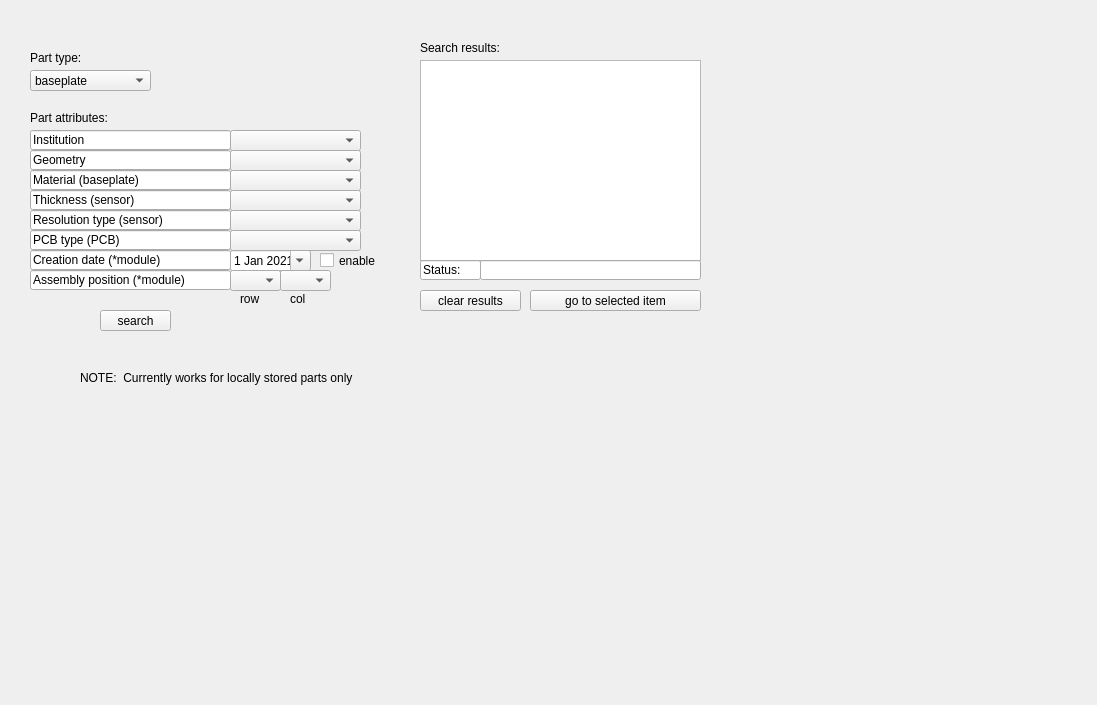
This is pages_ui/search.ui in IncandelaLab/SharedUI as Qt 5 draws it before an edit. The edited form follows.
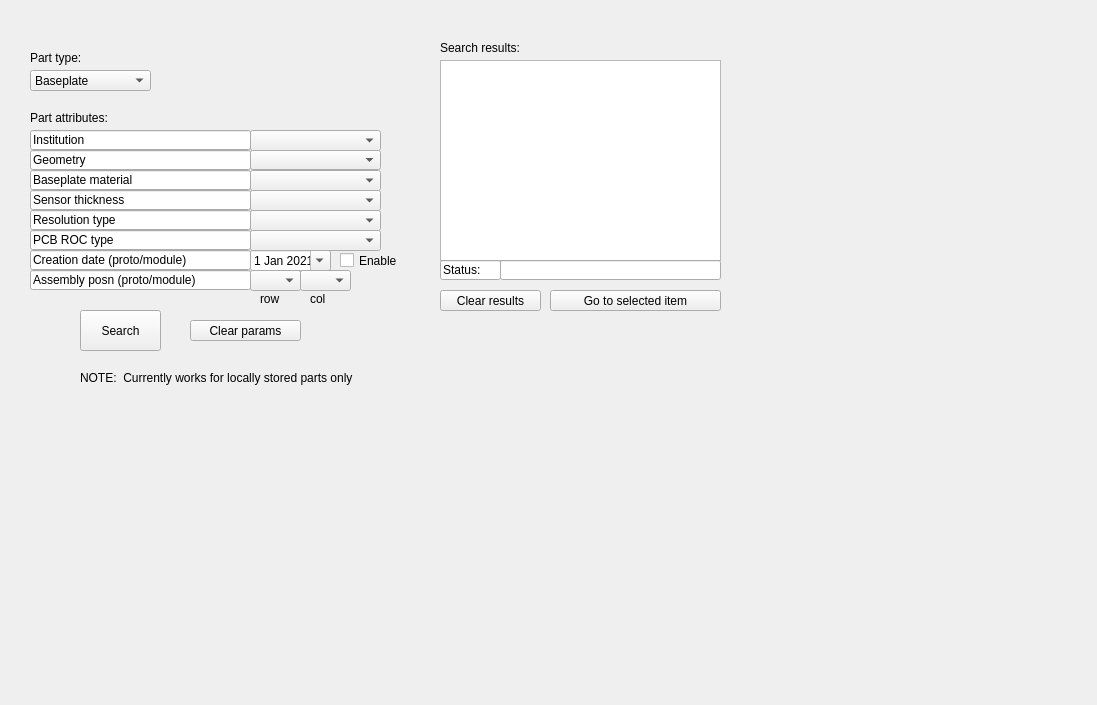
This is the edited form.

```diff
--- a/pages_ui/search.ui
+++ b/pages_ui/search.ui
@@ -16,7 +16,7 @@
   <widget class="QListWidget" name="lwPartList">
    <property name="geometry">
     <rect>
-     <x>420</x>
+     <x>440</x>
      <y>60</y>
      <width>281</width>
      <height>201</height>
@@ -26,20 +26,20 @@
   <widget class="QPushButton" name="pbGoToPart">
    <property name="geometry">
     <rect>
-     <x>530</x>
+     <x>550</x>
      <y>290</y>
      <width>171</width>
      <height>21</height>
     </rect>
    </property>
    <property name="text">
-    <string>go to selected item</string>
+    <string>Go to selected item</string>
    </property>
   </widget>
   <widget class="QLabel" name="label">
    <property name="geometry">
     <rect>
-     <x>420</x>
+     <x>440</x>
      <y>40</y>
      <width>191</width>
      <height>16</height>
@@ -52,20 +52,20 @@
   <widget class="QPushButton" name="pbSearch">
    <property name="geometry">
     <rect>
-     <x>100</x>
+     <x>80</x>
      <y>310</y>
-     <width>71</width>
-     <height>21</height>
+     <width>81</width>
+     <height>41</height>
     </rect>
    </property>
    <property name="text">
-    <string>search</string>
+    <string>Search</string>
    </property>
   </widget>
   <widget class="QLineEdit" name="leStatus">
    <property name="geometry">
     <rect>
-     <x>480</x>
+     <x>500</x>
      <y>260</y>
      <width>221</width>
      <height>20</height>
@@ -81,7 +81,7 @@
   <widget class="QLineEdit" name="lineEdit_26">
    <property name="geometry">
     <rect>
-     <x>420</x>
+     <x>440</x>
      <y>260</y>
      <width>61</width>
      <height>20</height>
@@ -97,14 +97,14 @@
   <widget class="QPushButton" name="pbClearResults">
    <property name="geometry">
     <rect>
-     <x>420</x>
+     <x>440</x>
      <y>290</y>
      <width>101</width>
      <height>21</height>
     </rect>
    </property>
    <property name="text">
-    <string>clear results</string>
+    <string>Clear results</string>
    </property>
   </widget>
   <widget class="QLabel" name="label_6">
@@ -136,7 +136,7 @@
   <widget class="QComboBox" name="cbInstitution">
    <property name="geometry">
     <rect>
-     <x>230</x>
+     <x>250</x>
      <y>130</y>
      <width>131</width>
      <height>21</height>
@@ -186,7 +186,7 @@
     <rect>
      <x>30</x>
      <y>130</y>
-     <width>201</width>
+     <width>221</width>
      <height>20</height>
     </rect>
    </property>
@@ -197,65 +197,12 @@
     <bool>true</bool>
    </property>
   </widget>
-  <widget class="QComboBox" name="cbShape">
-   <property name="geometry">
-    <rect>
-     <x>230</x>
-     <y>150</y>
-     <width>131</width>
-     <height>21</height>
-    </rect>
-   </property>
-   <property name="currentIndex">
-    <number>0</number>
-   </property>
-   <item>
-    <property name="text">
-     <string/>
-    </property>
-   </item>
-   <item>
-    <property name="text">
-     <string>full</string>
-    </property>
-   </item>
-   <item>
-    <property name="text">
-     <string>half</string>
-    </property>
-   </item>
-   <item>
-    <property name="text">
-     <string>five</string>
-    </property>
-   </item>
-   <item>
-    <property name="text">
-     <string>three</string>
-    </property>
-   </item>
-   <item>
-    <property name="text">
-     <string>semi</string>
-    </property>
-   </item>
-   <item>
-    <property name="text">
-     <string>semi(-)</string>
-    </property>
-   </item>
-   <item>
-    <property name="text">
-     <string>choptwo</string>
-    </property>
-   </item>
-  </widget>
   <widget class="QLineEdit" name="lineEdit_14">
    <property name="geometry">
     <rect>
      <x>30</x>
      <y>150</y>
-     <width>201</width>
+     <width>221</width>
      <height>20</height>
     </rect>
    </property>
@@ -293,7 +240,7 @@
    </property>
    <item>
     <property name="text">
-     <string>baseplate</string>
+     <string>Baseplate</string>
     </property>
    </item>
    <item>
@@ -320,7 +267,7 @@
   <widget class="QComboBox" name="cbMaterial">
    <property name="geometry">
     <rect>
-     <x>230</x>
+     <x>250</x>
      <y>170</y>
      <width>131</width>
      <height>21</height>
@@ -350,12 +297,12 @@
     <rect>
      <x>30</x>
      <y>170</y>
-     <width>201</width>
+     <width>221</width>
      <height>20</height>
     </rect>
    </property>
    <property name="text">
-    <string>Material (baseplate)</string>
+    <string>Baseplate material</string>
    </property>
    <property name="readOnly">
     <bool>true</bool>
@@ -364,7 +311,7 @@
   <widget class="QComboBox" name="cbChannelDensity">
    <property name="geometry">
     <rect>
-     <x>230</x>
+     <x>250</x>
      <y>210</y>
      <width>131</width>
      <height>21</height>
@@ -392,7 +339,7 @@
   <widget class="QComboBox" name="cbThickness">
    <property name="geometry">
     <rect>
-     <x>230</x>
+     <x>250</x>
      <y>190</y>
      <width>131</width>
      <height>21</height>
@@ -427,12 +374,12 @@
     <rect>
      <x>30</x>
      <y>190</y>
-     <width>201</width>
+     <width>221</width>
      <height>20</height>
     </rect>
    </property>
    <property name="text">
-    <string>Thickness (sensor)</string>
+    <string>Sensor thickness</string>
    </property>
    <property name="readOnly">
     <bool>true</bool>
@@ -443,12 +390,12 @@
     <rect>
      <x>30</x>
      <y>210</y>
-     <width>201</width>
+     <width>221</width>
      <height>20</height>
     </rect>
    </property>
    <property name="text">
-    <string>Resolution type (sensor)</string>
+    <string>Resolution type</string>
    </property>
    <property name="readOnly">
     <bool>true</bool>
@@ -460,7 +407,7 @@
    </property>
    <property name="geometry">
     <rect>
-     <x>230</x>
+     <x>250</x>
      <y>250</y>
      <width>81</width>
      <height>21</height>
@@ -482,12 +429,12 @@
     <rect>
      <x>30</x>
      <y>250</y>
-     <width>201</width>
+     <width>221</width>
      <height>20</height>
     </rect>
    </property>
    <property name="text">
-    <string>Creation date (*module)</string>
+    <string>Creation date (proto/module)</string>
    </property>
    <property name="readOnly">
     <bool>true</bool>
@@ -496,7 +443,7 @@
   <widget class="QComboBox" name="cbPCBType">
    <property name="geometry">
     <rect>
-     <x>230</x>
+     <x>250</x>
      <y>230</y>
      <width>131</width>
      <height>21</height>
@@ -554,12 +501,12 @@
     <rect>
      <x>30</x>
      <y>230</y>
-     <width>201</width>
+     <width>221</width>
      <height>20</height>
     </rect>
    </property>
    <property name="text">
-    <string>PCB type (PCB)</string>
+    <string>PCB ROC type</string>
    </property>
    <property name="readOnly">
     <bool>true</bool>
@@ -568,14 +515,14 @@
   <widget class="QCheckBox" name="ckUseDate">
    <property name="geometry">
     <rect>
-     <x>320</x>
+     <x>340</x>
      <y>250</y>
      <width>71</width>
      <height>21</height>
     </rect>
    </property>
    <property name="text">
-    <string>enable</string>
+    <string>Enable</string>
    </property>
   </widget>
   <widget class="QLineEdit" name="lineEdit_20">
@@ -583,12 +530,12 @@
     <rect>
      <x>30</x>
      <y>270</y>
-     <width>201</width>
+     <width>221</width>
      <height>20</height>
     </rect>
    </property>
    <property name="text">
-    <string>Assembly position (*module)</string>
+    <string>Assembly posn (proto/module)</string>
    </property>
    <property name="readOnly">
     <bool>true</bool>
@@ -597,7 +544,7 @@
   <widget class="QLabel" name="label_2">
    <property name="geometry">
     <rect>
-     <x>240</x>
+     <x>260</x>
      <y>290</y>
      <width>31</width>
      <height>17</height>
@@ -610,7 +557,7 @@
   <widget class="QLabel" name="label_4">
    <property name="geometry">
     <rect>
-     <x>290</x>
+     <x>310</x>
      <y>290</y>
      <width>21</width>
      <height>17</height>
@@ -623,7 +570,7 @@
   <widget class="QComboBox" name="cbAssmRow">
    <property name="geometry">
     <rect>
-     <x>230</x>
+     <x>250</x>
      <y>270</y>
      <width>51</width>
      <height>21</height>
@@ -659,7 +606,7 @@
   <widget class="QComboBox" name="cbAssmCol">
    <property name="geometry">
     <rect>
-     <x>280</x>
+     <x>300</x>
      <y>270</y>
      <width>51</width>
      <height>21</height>
@@ -687,6 +634,82 @@
     </property>
    </item>
   </widget>
+  <widget class="QComboBox" name="cbShape">
+   <property name="geometry">
+    <rect>
+     <x>250</x>
+     <y>150</y>
+     <width>131</width>
+     <height>20</height>
+    </rect>
+   </property>
+   <property name="currentIndex">
+    <number>0</number>
+   </property>
+   <item>
+    <property name="text">
+     <string/>
+    </property>
+   </item>
+   <item>
+    <property name="text">
+     <string>Full</string>
+    </property>
+   </item>
+   <item>
+    <property name="text">
+     <string>Top</string>
+    </property>
+   </item>
+   <item>
+    <property name="text">
+     <string>Bottom</string>
+    </property>
+   </item>
+   <item>
+    <property name="text">
+     <string>Left</string>
+    </property>
+   </item>
+   <item>
+    <property name="text">
+     <string>Right</string>
+    </property>
+   </item>
+   <item>
+    <property name="text">
+     <string>Five</string>
+    </property>
+   </item>
+   <item>
+    <property name="text">
+     <string>Three</string>
+    </property>
+   </item>
+   <item>
+    <property name="text">
+     <string>Halfmoon</string>
+    </property>
+   </item>
+   <item>
+    <property name="text">
+     <string>Full+Three</string>
+    </property>
+   </item>
+  </widget>
+  <widget class="QPushButton" name="pbClearParams">
+   <property name="geometry">
+    <rect>
+     <x>190</x>
+     <y>320</y>
+     <width>111</width>
+     <height>21</height>
+    </rect>
+   </property>
+   <property name="text">
+    <string>Clear params</string>
+   </property>
+  </widget>
  </widget>
  <resources/>
  <connections/>
```
Left out of the diff: 8 changed lines with no effect on the pictures.
